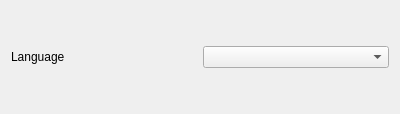
Above: src/Gui/settings/ui/LanguagePreferences.ui from VLMC/vlmc before the change. Below: the same form after it.
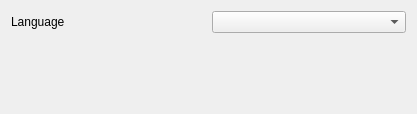
That is the form after the change.

Commit message: fixed layout issues in the settings widget ui

What changed in the file:
```diff
--- a/src/Gui/settings/ui/LanguagePreferences.ui
+++ b/src/Gui/settings/ui/LanguagePreferences.ui
@@ -6,7 +6,7 @@
    <rect>
     <x>0</x>
     <y>0</y>
-    <width>400</width>
+    <width>417</width>
     <height>114</height>
    </rect>
   </property>
@@ -22,7 +22,27 @@
     </widget>
    </item>
    <item row="0" column="1">
-    <widget class="QComboBox" name="comboBoxLanguage"/>
+    <widget class="QComboBox" name="comboBoxLanguage">
+     <property name="sizePolicy">
+      <sizepolicy hsizetype="Minimum" vsizetype="Fixed">
+       <horstretch>0</horstretch>
+       <verstretch>0</verstretch>
+      </sizepolicy>
+     </property>
+    </widget>
+   </item>
+   <item row="1" column="0" colspan="2">
+    <spacer name="verticalSpacer">
+     <property name="orientation">
+      <enum>Qt::Vertical</enum>
+     </property>
+     <property name="sizeHint" stdset="0">
+      <size>
+       <width>20</width>
+       <height>40</height>
+      </size>
+     </property>
+    </spacer>
    </item>
   </layout>
  </widget>
```
The commit also changes 4 other files.
